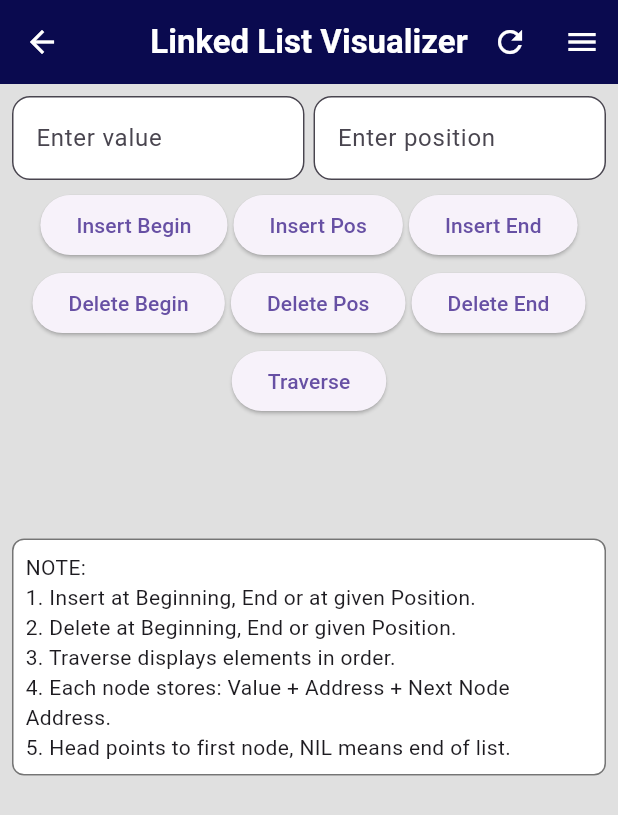
After one commit to Jedson07/DS-Visualizer, a Flutter app: the LinkedListPage screen opened directly, on a phone screen of 412 x 824 dp. The commit adds this screen. Shown: the top 815 px of the screen. Run offline on Flutter 3.47's test engine with Material 3 defaults, Android fonts, the phone set to English and light mode, and no system bars; our stand-ins replace flutter_svg.

Commit message:
Linked List page added

```diff
--- a/lib/linear_non_linear_page.dart
+++ b/lib/linear_non_linear_page.dart
@@ -4,6 +4,7 @@ import 'tree_page.dart';
 import 'array_page.dart';
 import 'stack_page.dart';
 import 'queue_page.dart';
+import 'linkedlist_page.dart';
 
 class LinearNonLinearPage extends StatefulWidget {
   const LinearNonLinearPage({super.key});
@@ -68,7 +69,10 @@ class _LinearNonLinearPageState extends State<LinearNonLinearPage> {
                     );
                   }),
                   _buildOption(context, "LINKED LIST", 'assets/icons/linked_list.svg', () {
-
+                    Navigator.push(
+                      context,
+                      MaterialPageRoute(builder: (_) => const LinkedListPage()),
+                    );
                   },
                   ),
                 ],
--- /dev/null
+++ b/lib/linkedlist_page.dart
@@ -0,0 +1,597 @@
+import 'package:flutter/material.dart';
+import 'dart:math';
+
+class LinkedListPage extends StatefulWidget {
+  const LinkedListPage({super.key});
+
+  @override
+  State<LinkedListPage> createState() => _LinkedListPageState();
+}
+
+class Node {
+  int value;
+  String address;
+  String nextAddress;
+  Node? next;
+  Node(this.value) : address = _randomAddress(), nextAddress = 'NIL';
+
+  static String _randomAddress() {
+    final rand = Random();
+    return '0x${List.generate(4, (_) => rand.nextInt(16).toRadixString(16)).join()}';
+  }
+}
+
+class _LinkedListPageState extends State<LinkedListPage> {
+  Node? head;
+  final TextEditingController _valueController = TextEditingController();
+  final TextEditingController _posController = TextEditingController();
+  String _message = "";
+
+  // Insert at beginning
+  void _insertAtBeginning() {
+    if (!_validateValue()) return;
+    final val = int.parse(_valueController.text);
+    if (_countNodes() >= 10) {
+      _showLimitSnackBar();
+      return;
+    }
+    final newNode = Node(val);
+    newNode.next = head;
+    newNode.nextAddress = head?.address ?? 'NIL';
+    setState(() {
+      head = newNode;
+      _clearInputs();
+      _message = "Inserted $val at the BEGINNING";
+      _updateAddresses();
+    });
+  }
+
+  // Insert at end
+  void _insertAtEnd() {
+    if (!_validateValue()) return;
+    final val = int.parse(_valueController.text);
+    if (_countNodes() >= 10) {
+      _showLimitSnackBar();
+      return;
+    }
+    final newNode = Node(val);
+    if (head == null) {
+      setState(() {
+        head = newNode;
+        _clearInputs();
+        _message = "Inserted $val at the END (List was empty)";
+      });
+      return;
+    }
+    Node temp = head!;
+    while (temp.next != null) {
+      temp = temp.next!;
+    }
+    temp.next = newNode;
+    temp.nextAddress = newNode.address;
+    setState(() {
+      _clearInputs();
+      _message = "Inserted $val at the END";
+      _updateAddresses();
+    });
+  }
+
+  // Insert at position
+  void _insertAtPosition() {
+    if (!_validateValue()) return;
+    if (_posController.text.isEmpty) {
+      setState(() => _message = "Enter position!");
+      return;
+    }
+    final val = int.parse(_valueController.text);
+    final pos = int.tryParse(_posController.text);
+    if (pos == null || pos < 1) {
+      setState(() => _message = "Invalid position!");
+      return;
+    }
+    if (_countNodes() >= 10) {
+      _showLimitSnackBar();
+      return;
+    }
+
+    final newNode = Node(val);
+
+    if (pos == 1 || head == null) {
+      newNode.next = head;
+      newNode.nextAddress = head?.address ?? 'NIL';
+      setState(() {
+        head = newNode;
+        _clearInputs();
+        _message = "Inserted $val at position $pos";
+        _updateAddresses();
+      });
+      return;
+    }
+
+    Node temp = head!;
+    int index = 1;
+    while (temp.next != null && index < pos - 1) {
+      temp = temp.next!;
+      index++;
+    }
+
+    newNode.next = temp.next;
+    newNode.nextAddress = temp.next?.address ?? 'NIL';
+    temp.next = newNode;
+    temp.nextAddress = newNode.address;
+
+    setState(() {
+      _clearInputs();
+      _message = "Inserted $val at position $pos";
+      _updateAddresses();
+    });
+  }
+
+  // Delete at beginning
+  void _deleteAtBeginning() {
+    if (head == null) {
+      setState(() => _message = "List is empty!");
+      return;
+    }
+    final removed = head!.value;
+    setState(() {
+      head = head!.next;
+      _message = "Deleted $removed from BEGINNING";
+      _updateAddresses();
+    });
+  }
+
+  // Delete at end
+  void _deleteAtEnd() {
+    if (head == null) {
+      setState(() => _message = "List is empty!");
+      return;
+    }
+    if (head!.next == null) {
+      final removed = head!.value;
+      setState(() {
+        head = null;
+        _message = "Deleted $removed from END (List empty now)";
+      });
+      return;
+    }
+    Node temp = head!;
+    while (temp.next?.next != null) {
+      temp = temp.next!;
+    }
+    final removed = temp.next!.value;
+    temp.next = null;
+    temp.nextAddress = 'NIL';
+    setState(() {
+      _message = "Deleted $removed from END";
+      _updateAddresses();
+    });
+  }
+
+  // Delete at position
+  void _deleteAtPosition() {
+    if (head == null) {
+      setState(() => _message = "List is empty!");
+      return;
+    }
+    if (_posController.text.isEmpty) {
+      setState(() => _message = "Enter position!");
+      return;
+    }
+    final pos = int.tryParse(_posController.text);
+    if (pos == null || pos < 1) {
+      setState(() => _message = "Invalid position!");
+      return;
+    }
+
+    if (pos == 1) {
+      final removed = head!.value;
+      setState(() {
+        head = head!.next;
+        _clearInputs();
+        _message = "Deleted $removed from position $pos";
+        _updateAddresses();
+      });
+      return;
+    }
+
+    Node temp = head!;
+    int index = 1;
+    while (temp.next != null && index < pos - 1) {
+      temp = temp.next!;
+      index++;
+    }
+
+    if (temp.next == null) {
+      setState(() {
+        _clearInputs();
+        _message = "Position out of range!";
+      });
+      return;
+    }
+
+    final removed = temp.next!.value;
+    temp.next = temp.next!.next;
+    temp.nextAddress = temp.next?.address ?? 'NIL';
+
+    setState(() {
+      _clearInputs();
+      _message = "Deleted $removed from position $pos";
+      _updateAddresses();
+    });
+  }
+
+  // Traverse
+  void _traverse() {
+    if (head == null) {
+      setState(() => _message = "List is empty!");
+      return;
+    }
+    List<int> values = [];
+    Node? temp = head;
+    while (temp != null) {
+      values.add(temp.value);
+      temp = temp.next;
+    }
+    setState(() {
+      _message = "Traversal: ${values.join(' → ')}";
+    });
+  }
+
+  // Utility methods
+  bool _validateValue() {
+    if (_valueController.text.isEmpty) {
+      setState(() => _message = "Enter a number!");
+      return false;
+    }
+    final value = int.tryParse(_valueController.text);
+    if (value == null) {
+      setState(() => _message = "Invalid integer!");
+      return false;
+    }
+    return true;
+  }
+
+  void _showLimitSnackBar() {
+    ScaffoldMessenger.of(context).showSnackBar(
+      const SnackBar(
+        content: Text("Maximum 10 elements allowed in the linked list!"),
+        duration: Duration(seconds: 2),
+      ),
+    );
+  }
+
+  int _countNodes() {
+    int count = 0;
+    Node? temp = head;
+    while (temp != null) {
+      count++;
+      temp = temp.next;
+    }
+    return count;
+  }
+
+  void _updateAddresses() {
+    Node? temp = head;
+    while (temp != null) {
+      temp.nextAddress = temp.next?.address ?? 'NIL';
+      temp = temp.next;
+    }
+  }
+
+  void _clearInputs() {
+    _valueController.clear();
+    _posController.clear();
+  }
+
+  void _refresh() {
+    setState(() {
+      head = null;
+      _clearInputs();
+      _message = "";
+    });
+  }
+
+  // Node visual
+  Widget _buildNode(Node node) {
+    return Row(
+      crossAxisAlignment: CrossAxisAlignment.center,
+      children: [
+        Column(
+          children: [
+            Container(
+              margin: const EdgeInsets.symmetric(horizontal: 4, vertical: 2),
+              decoration: BoxDecoration(
+                color: Colors.white,
+                border: Border.all(color: Colors.black87, width: 1.5),
+                borderRadius: BorderRadius.circular(4),
+              ),
+              child: Row(
+                mainAxisSize: MainAxisSize.min,
+                children: [
+                  Container(
+                    width: 40,
+                    height: 40,
+                    alignment: Alignment.center,
+                    decoration: const BoxDecoration(
+                      border: Border(
+                        right: BorderSide(color: Colors.black87, width: 1.5),
+                      ),
+                    ),
+                    child: Text(
+                      node.value.toString(),
+                      style: const TextStyle(
+                        fontWeight: FontWeight.bold,
+                        fontSize: 14,
+                      ),
+                    ),
+                  ),
+                  Container(
+                    width: 55,
+                    height: 40,
+                    alignment: Alignment.center,
+                    child: Text(
+                      node.nextAddress,
+                      style: const TextStyle(fontSize: 11),
+                      overflow: TextOverflow.ellipsis,
+                    ),
+                  ),
+                ],
+              ),
+            ),
+            const SizedBox(height: 3),
+            Text(node.address, style: const TextStyle(fontSize: 11)),
+          ],
+        ),
+        if (node.next != null)
+          const Padding(
+            padding: EdgeInsets.symmetric(horizontal: 6),
+            child: Icon(Icons.arrow_forward, size: 24, color: Colors.black),
+          ),
+      ],
+    );
+  }
+
+  Widget _buildNote() {
+    return Container(
+      padding: const EdgeInsets.all(8),
+      decoration: BoxDecoration(
+        color: Colors.white,
+        border: Border.all(color: Colors.black54),
+        borderRadius: BorderRadius.circular(8),
+      ),
+      child: const Text(
+        "NOTE:\n"
+        "1. Insert at Beginning, End or at given Position.\n"
+        "2. Delete at Beginning, End or given Position.\n"
+        "3. Traverse displays elements in order.\n"
+        "4. Each node stores: Value + Address + Next Node Address.\n"
+        "5. Head points to first node, NIL means end of list.",
+        style: TextStyle(fontSize: 14),
+      ),
+    );
+  }
+
+  @override
+  Widget build(BuildContext context) {
+    return Scaffold(
+      backgroundColor: Colors.grey.shade300,
+      appBar: AppBar(
+        backgroundColor: const Color(0xFF0A0A4F),
+        leading: IconButton(
+          icon: const Icon(Icons.arrow_back, color: Colors.white),
+          onPressed: () => Navigator.pop(context),
+        ),
+        title: const Text(
+          "Linked List Visualizer",
+          style: TextStyle(color: Colors.white, fontWeight: FontWeight.bold),
+        ),
+        centerTitle: true,
+        actions: [
+          IconButton(
+            icon: const Icon(Icons.refresh, color: Colors.white),
+            onPressed: _refresh,
+          ),
+          Builder(
+            builder: (context) => IconButton(
+              icon: const Icon(Icons.menu, color: Colors.white),
+              onPressed: () => Scaffold.of(context).openDrawer(),
+            ),
+          ),
+        ],
+      ),
+      drawer: Drawer(
+        child: ListView(
+          padding: EdgeInsets.zero,
+          children: [
+            const DrawerHeader(
+              decoration: BoxDecoration(color: Color(0xFF0A0A4F)),
+              child: Text(
+                "📘 Linked List Information",
+                style: TextStyle(
+                  color: Colors.white,
+                  fontSize: 20,
+                  fontWeight: FontWeight.bold,
+                ),
+              ),
+            ),
+            ExpansionTile(
+              leading: const Icon(Icons.code),
+              title: const Text("Pseudo Code"),
+              children: const [
+                Padding(
+                  padding: EdgeInsets.all(12),
+                  child: Text(
+                    "INSERT_BEGIN(x):\n"
+                    "  newNode ← create(x)\n"
+                    "  newNode.next = head\n"
+                    "  head = newNode\n\n"
+                    "INSERT_END(x):\n"
+                    "  newNode ← create(x)\n"
+                    "  if head=NIL → head=newNode\n"
+                    "  else traverse to last → last.next=newNode\n\n"
+                    "INSERT_POS(x,p):\n"
+                    "  newNode ← create(x)\n"
+                    "  if p==1 → newNode.next=head → head=newNode\n"
+                    "  else traverse to p-1 → insert after it\n\n"
+                    "DELETE_BEGIN():\n"
+                    "  if head≠NIL → head=head.next\n\n"
+                    "DELETE_END():\n"
+                    "  if head=NIL → return\n"
+                    "  if head.next=NIL → head=NIL\n"
+                    "  else traverse to last-1 → last.next=NIL\n\n"
+                    "DELETE_POS(p):\n"
+                    "  if p==1 → head=head.next\n"
+                    "  else traverse to p-1 → bypass node\n\n"
+                    "TRAVERSE():\n"
+                    "  temp=head\n"
+                    "  while temp≠NIL → print(temp.val); temp=temp.next\n\n"
+                    "COUNT():\n"
+                    "  c=0; temp=head\n"
+                    "  while temp≠NIL → c++ ; temp=temp.next\n"
+                    "  print(c)\n\n"
+                    "REVERSE():\n"
+                    "  prev=NIL; curr=head\n"
+                    "  while curr≠NIL → next=curr.next; curr.next=prev;\n"
+                    "    prev=curr; curr=next; head=prev",
+                    style: TextStyle(fontSize: 14),
+                  ),
+                ),
+              ],
+            ),
+            ExpansionTile(
+              leading: const Icon(Icons.timer),
+              title: const Text("Time Complexity"),
+              children: const [
+                ListTile(
+                  title: Text(
+                    "Insert at Begin → O(1)\n"
+                    "Insert at End → O(n)\n"
+                    "Insert at Position → O(n)\n"
+                    "Delete at Begin → O(1)\n"
+                    "Delete at End → O(n)\n"
+                    "Delete at Position → O(n)\n"
+                    "Traverse → O(n)",
+                  ),
+                ),
+              ],
+            ),
+            ExpansionTile(
+              leading: const Icon(Icons.apps),
+              title: const Text("Applications"),
+              children: const [
+                ListTile(title: Text("👉 Dynamic Memory Allocation")),
+                ListTile(title: Text("👉 Implementation of Stacks & Queues")),
+                ListTile(title: Text("👉 Undo/Redo operations")),
+                ListTile(title: Text("👉 Polynomial operations")),
+              ],
+            ),
+          ],
+        ),
+      ),
+      body: SingleChildScrollView(
+        padding: const EdgeInsets.all(8),
+        child: Column(
+          crossAxisAlignment: CrossAxisAlignment.stretch,
+          children: [
+            Row(
+              children: [
+                Expanded(
+                  child: TextField(
+                    controller: _valueController,
+                    keyboardType: TextInputType.number,
+                    decoration: InputDecoration(
+                      hintText: "Enter value",
+                      filled: true,
+                      fillColor: Colors.white,
+                      border: OutlineInputBorder(
+                        borderRadius: BorderRadius.circular(12),
+                      ),
+                    ),
+                  ),
+                ),
+                const SizedBox(width: 6),
+                Expanded(
+                  child: TextField(
+                    controller: _posController,
+                    keyboardType: TextInputType.number,
+                    decoration: InputDecoration(
+                      hintText: "Enter position",
+                      filled: true,
+                      fillColor: Colors.white,
+                      border: OutlineInputBorder(
+                        borderRadius: BorderRadius.circular(12),
+                      ),
+                    ),
+                  ),
+                ),
+              ],
+            ),
+            const SizedBox(height: 6),
+            Wrap(
+              alignment: WrapAlignment.center,
+              spacing: 4,
+              runSpacing: 4,
+              children: [
+                ElevatedButton(
+                  onPressed: _insertAtBeginning,
+                  child: const Text("Insert Begin"),
+                ),
+                ElevatedButton(
+                  onPressed: _insertAtPosition,
+                  child: const Text("Insert Pos"),
+                ),
+                ElevatedButton(
+                  onPressed: _insertAtEnd,
+                  child: const Text("Insert End"),
+                ),
+                ElevatedButton(
+                  onPressed: _deleteAtBeginning,
+                  child: const Text("Delete Begin"),
+                ),
+                ElevatedButton(
+                  onPressed: _deleteAtPosition,
+                  child: const Text("Delete Pos"),
+                ),
+                ElevatedButton(
+                  onPressed: _deleteAtEnd,
+                  child: const Text("Delete End"),
+                ),
+                ElevatedButton(
+                  onPressed: _traverse,
+                  child: const Text("Traverse"),
+                ),
+              ],
+            ),
+            const SizedBox(height: 4),
+            Text(
+              _message,
+              style: const TextStyle(fontSize: 15, fontWeight: FontWeight.w600),
+              textAlign: TextAlign.center,
+            ),
+            const SizedBox(height: 6),
+            Scrollbar(
+              thumbVisibility: true,
+              child: SingleChildScrollView(
+                scrollDirection: Axis.horizontal,
+                child: Row(children: _buildLinkedListVisual()),
+              ),
+            ),
+            const SizedBox(height: 50),
+            _buildNote(),
+          ],
+        ),
+      ),
+    );
+  }
+
+  List<Widget> _buildLinkedListVisual() {
+    List<Widget> widgets = [];
+    Node? temp = head;
+    while (temp != null) {
+      widgets.add(_buildNode(temp));
+      temp = temp.next;
+    }
+    return widgets;
+  }
+}
```
Also changed, not shown: lib/stack_page.dart (+11 -8 lines).
